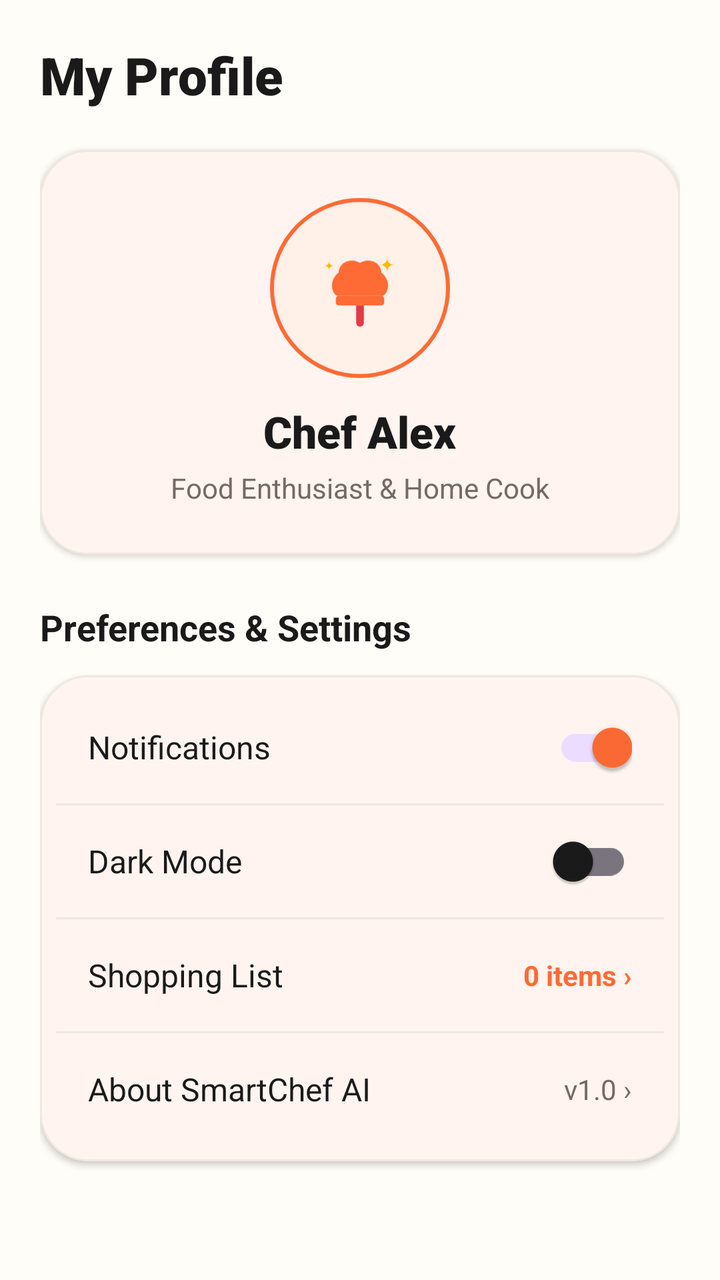
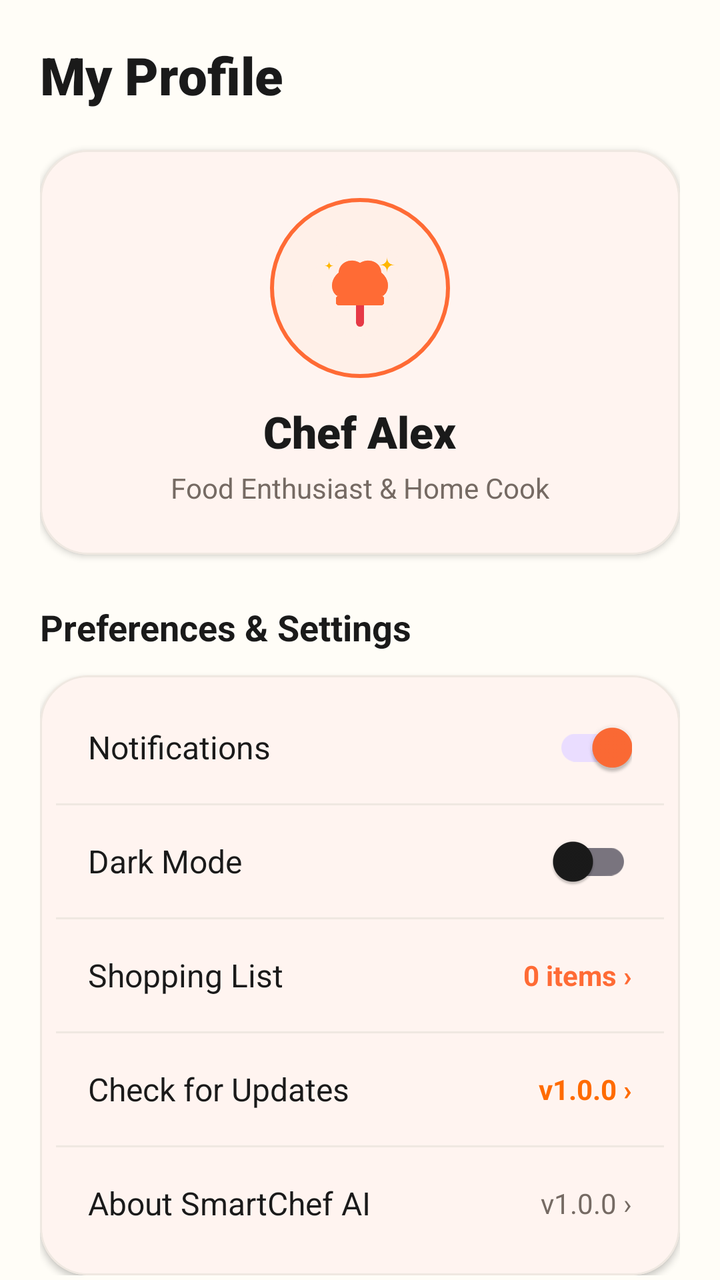

An Android layout rendered at two revisions. The XML below is the earlier revision; the diff shows what the commit changed to produce the second picture.
<!-- AndroidManifest.xml: application theme Theme.SmartChef -->
<!-- res/layout/fragment_profile.xml -->
<?xml version="1.0" encoding="utf-8"?>
<androidx.core.widget.NestedScrollView xmlns:android="http://schemas.android.com/apk/res/android"
    xmlns:app="http://schemas.android.com/apk/res-auto"
    android:layout_width="match_parent"
    android:layout_height="match_parent"
    android:background="@color/bg_cream"
    android:fillViewport="true">

    <LinearLayout
        android:layout_width="match_parent"
        android:layout_height="wrap_content"
        android:orientation="vertical"
        android:padding="20dp">

        <TextView
            android:layout_width="wrap_content"
            android:layout_height="wrap_content"
            android:fontFamily="sans-serif-black"
            android:text="My Profile"
            android:textColor="@color/text_primary"
            android:textSize="26sp"
            android:textStyle="bold" />

        
        <com.google.android.material.card.MaterialCardView
            android:layout_width="match_parent"
            android:layout_height="wrap_content"
            android:layout_marginTop="20dp"
            app:cardBackgroundColor="@color/card_surface"
            app:cardCornerRadius="24dp"
            app:cardElevation="2dp"
            app:strokeColor="@color/card_border"
            app:strokeWidth="1dp">

            <LinearLayout
                android:layout_width="match_parent"
                android:layout_height="wrap_content"
                android:gravity="center"
                android:orientation="vertical"
                android:padding="24dp">

                <ImageView
                    android:id="@+id/iv_profile_avatar"
                    android:layout_width="90dp"
                    android:layout_height="90dp"
                    android:background="@drawable/bg_step_circle"
                    android:padding="16dp"
                    android:src="@drawable/ic_logo_smartchef"
                    android:contentDescription="Profile Avatar" />

                <TextView
                    android:id="@+id/tv_profile_name"
                    android:layout_width="wrap_content"
                    android:layout_height="wrap_content"
                    android:layout_marginTop="12dp"
                    android:fontFamily="sans-serif-black"
                    android:text="@string/user_name"
                    android:textColor="@color/text_primary"
                    android:textSize="22sp"
                    android:textStyle="bold" />

                <TextView
                    android:layout_width="wrap_content"
                    android:layout_height="wrap_content"
                    android:layout_marginTop="4dp"
                    android:text="@string/user_tagline"
                    android:textColor="@color/text_secondary"
                    android:textSize="14sp" />
            </LinearLayout>
        </com.google.android.material.card.MaterialCardView>

        
        <TextView
            android:layout_width="wrap_content"
            android:layout_height="wrap_content"
            android:layout_marginTop="24dp"
            android:text="Preferences &amp; Settings"
            android:textColor="@color/text_primary"
            android:textSize="18sp"
            android:textStyle="bold" />

        <com.google.android.material.card.MaterialCardView
            android:layout_width="match_parent"
            android:layout_height="wrap_content"
            android:layout_marginTop="12dp"
            app:cardBackgroundColor="@color/card_surface"
            app:cardCornerRadius="24dp"
            app:cardElevation="2dp"
            app:strokeColor="@color/card_border"
            app:strokeWidth="1dp">

            <LinearLayout
                android:layout_width="match_parent"
                android:layout_height="wrap_content"
                android:orientation="vertical"
                android:padding="8dp">

                
                <RelativeLayout
                    android:layout_width="match_parent"
                    android:layout_height="56dp"
                    android:paddingHorizontal="16dp">

                    <TextView
                        android:layout_width="wrap_content"
                        android:layout_height="wrap_content"
                        android:layout_centerVertical="true"
                        android:text="@string/setting_notifications"
                        android:textColor="@color/text_primary"
                        android:textSize="16sp" />

                    <com.google.android.material.switchmaterial.SwitchMaterial
                        android:id="@+id/switch_notifications"
                        android:layout_width="wrap_content"
                        android:layout_height="wrap_content"
                        android:layout_alignParentEnd="true"
                        android:layout_centerVertical="true"
                        android:checked="true" />
                </RelativeLayout>

                <View
                    android:layout_width="match_parent"
                    android:layout_height="1dp"
                    android:background="@color/card_border" />

                
                <RelativeLayout
                    android:layout_width="match_parent"
                    android:layout_height="56dp"
                    android:paddingHorizontal="16dp">

                    <TextView
                        android:layout_width="wrap_content"
                        android:layout_height="wrap_content"
                        android:layout_centerVertical="true"
                        android:text="@string/setting_dark_mode"
                        android:textColor="@color/text_primary"
                        android:textSize="16sp" />

                    <com.google.android.material.switchmaterial.SwitchMaterial
                        android:id="@+id/switch_dark_mode"
                        android:layout_width="wrap_content"
                        android:layout_height="wrap_content"
                        android:layout_alignParentEnd="true"
                        android:layout_centerVertical="true" />
                </RelativeLayout>

                <View
                    android:layout_width="match_parent"
                    android:layout_height="1dp"
                    android:background="@color/card_border" />

                
                <RelativeLayout
                    android:id="@+id/btn_setting_shopping"
                    android:layout_width="match_parent"
                    android:layout_height="56dp"
                    android:clickable="true"
                    android:focusable="true"
                    android:paddingHorizontal="16dp">

                    <TextView
                        android:layout_width="wrap_content"
                        android:layout_height="wrap_content"
                        android:layout_centerVertical="true"
                        android:text="@string/setting_shopping_list"
                        android:textColor="@color/text_primary"
                        android:textSize="16sp" />

                    <TextView
                        android:id="@+id/tv_shopping_count"
                        android:layout_width="wrap_content"
                        android:layout_height="wrap_content"
                        android:layout_alignParentEnd="true"
                        android:layout_centerVertical="true"
                        android:text="0 items ›"
                        android:textColor="@color/primary_orange"
                        android:textSize="14sp"
                        android:textStyle="bold" />
                </RelativeLayout>

                <View
                    android:layout_width="match_parent"
                    android:layout_height="1dp"
                    android:background="@color/card_border" />

                
                <RelativeLayout
                    android:id="@+id/btn_setting_about"
                    android:layout_width="match_parent"
                    android:layout_height="56dp"
                    android:clickable="true"
                    android:focusable="true"
                    android:paddingHorizontal="16dp">

                    <TextView
                        android:layout_width="wrap_content"
                        android:layout_height="wrap_content"
                        android:layout_centerVertical="true"
                        android:text="@string/setting_about"
                        android:textColor="@color/text_primary"
                        android:textSize="16sp" />

                    <TextView
                        android:layout_width="wrap_content"
                        android:layout_height="wrap_content"
                        android:layout_alignParentEnd="true"
                        android:layout_centerVertical="true"
                        android:text="v1.0 ›"
                        android:textColor="@color/text_secondary"
                        android:textSize="14sp" />
                </RelativeLayout>
            </LinearLayout>
        </com.google.android.material.card.MaterialCardView>
    </LinearLayout>
</androidx.core.widget.NestedScrollView>
<!-- resources referenced by this layout -->
<resources>
  <color name="bg_cream">#FFFDF7</color>
  <color name="card_border">#EFE8E1</color>
  <color name="card_surface">#FFFFFF</color>
  <color name="primary_orange">#FF6B35</color>
  <color name="text_primary">#1A1A1A</color>
  <color name="text_secondary">#756A63</color>
  <!-- drawable bg_step_circle (drawable) -->
  <?xml version="1.0" encoding="utf-8"?>
  <shape xmlns:android="http://schemas.android.com/apk/res/android"
      android:shape="oval">
      <solid android:color="@color/primary_orange_light" />
      <stroke
          android:width="2dp"
          android:color="@color/primary_orange" />
  </shape>
  <!-- drawable ic_logo_smartchef (drawable) -->
  <?xml version="1.0" encoding="utf-8"?>
  <vector xmlns:android="http://schemas.android.com/apk/res/android"
      android:width="120dp"
      android:height="120dp"
      android:viewportWidth="120"
      android:viewportHeight="120">
      
      
      <path
          android:fillColor="#FFF0E8"
          android:pathData="M60,10 A50,50 0 1,1 59.9,10 Z"/>
  
      
      <path
          android:fillColor="#FF6B35"
          android:pathData="M38,68 L82,68 A3,3 0 0,1 85,71 L85,75 A3,3 0 0,1 82,78 L38,78 A3,3 0 0,1 35,75 L35,71 A3,3 0 0,1 38,68 Z"/>
  
      
      <path
          android:fillColor="#FF6B35"
          android:pathData="M36,68 C30,64 28,52 38,44 C38,34 50,28 60,34 C70,28 82,34 82,44 C92,52 90,64 84,68 Z"/>
  
      
      <path
          android:fillColor="#E63946"
          android:pathData="M56,78 L64,78 L64,96 A4,4 0 0,1 56,96 Z"/>
  
      
      <path
          android:fillColor="#FFB703"
          android:pathData="M88,28 Q88,36 96,36 Q88,36 88,44 Q88,36 80,36 Q88,36 88,28 Z"/>
          
      
      <path
          android:fillColor="#FFB703"
          android:pathData="M28,32 Q28,37 33,37 Q28,37 28,42 Q28,37 23,37 Q28,37 28,32 Z"/>
  </vector>
  <string name="setting_about">About SmartChef AI</string>
  <string name="setting_dark_mode">Dark Mode</string>
  <string name="setting_notifications">Notifications</string>
  <string name="setting_shopping_list">Shopping List</string>
  <string name="user_name">Chef Alex</string>
  <string name="user_tagline">Food Enthusiast &amp; Home Cook</string>
  <style name="Theme.SmartChef" parent="Theme.Material3.Light.NoActionBar">
          
          <item name="colorPrimary">@color/primary_orange</item>
          <item name="colorPrimaryVariant">@color/primary_orange_dark</item>
          <item name="colorOnPrimary">@color/white</item>
          
          
          <item name="colorSecondary">@color/tomato_red</item>
          <item name="colorOnSecondary">@color/white</item>
          
          
          <item name="android:windowBackground">@color/bg_cream</item>
          <item name="colorSurface">@color/card_surface</item>
          <item name="colorOnSurface">@color/text_primary</item>
          
          
          <item name="android:statusBarColor">@color/bg_cream</item>
          <item name="android:windowLightStatusBar">true</item>
      </style>
  <color name="primary_orange_light">#FFF0E8</color>
  <color name="primary_orange_dark">#E85520</color>
  <color name="white">#FFFFFF</color>
  <color name="tomato_red">#E63946</color>
</resources>

<!-- the commit's change to res/layout/fragment_profile.xml (unified diff, before → after) -->
@@ -186,7 +186,7 @@
 
                 
                 <RelativeLayout
-                    android:id="@+id/btn_setting_about"
+                    android:id="@+id/btn_setting_update"
                     android:layout_width="match_parent"
                     android:layout_height="56dp"
                     android:clickable="true"
@@ -197,6 +197,40 @@
                         android:layout_width="wrap_content"
                         android:layout_height="wrap_content"
                         android:layout_centerVertical="true"
+                        android:text="Check for Updates"
+                        android:textColor="@color/text_primary"
+                        android:textSize="16sp" />
+
+                    <TextView
+                        android:id="@+id/tv_update_version"
+                        android:layout_width="wrap_content"
+                        android:layout_height="wrap_content"
+                        android:layout_alignParentEnd="true"
+                        android:layout_centerVertical="true"
+                        android:text="v1.0.0 ›"
+                        android:textColor="@color/brand_orange"
+                        android:textSize="14sp"
+                        android:textStyle="bold" />
+                </RelativeLayout>
+
+                <View
+                    android:layout_width="match_parent"
+                    android:layout_height="1dp"
+                    android:background="@color/card_border" />
+
+                
+                <RelativeLayout
+                    android:id="@+id/btn_setting_about"
+                    android:layout_width="match_parent"
+                    android:layout_height="56dp"
+                    android:clickable="true"
+                    android:focusable="true"
+                    android:paddingHorizontal="16dp">
+
+                    <TextView
+                        android:layout_width="wrap_content"
+                        android:layout_height="wrap_content"
+                        android:layout_centerVertical="true"
                         android:text="@string/setting_about"
                         android:textColor="@color/text_primary"
                         android:textSize="16sp" />
@@ -206,7 +240,7 @@
                         android:layout_height="wrap_content"
                         android:layout_alignParentEnd="true"
                         android:layout_centerVertical="true"
-                        android:text="v1.0 ›"
+                        android:text="v1.0.0 ›"
                         android:textColor="@color/text_secondary"
                         android:textSize="14sp" />
                 </RelativeLayout>
<!-- resource entries referenced after the edit -->
@@ -1,6 +1,7 @@
 <!-- resources referenced by this layout -->
 <resources>
   <color name="bg_cream">#FFFDF7</color>
+  <color name="brand_orange">#FF6B00</color>
   <color name="card_border">#EFE8E1</color>
   <color name="card_surface">#FFFFFF</color>
   <color name="primary_orange">#FF6B35</color>
